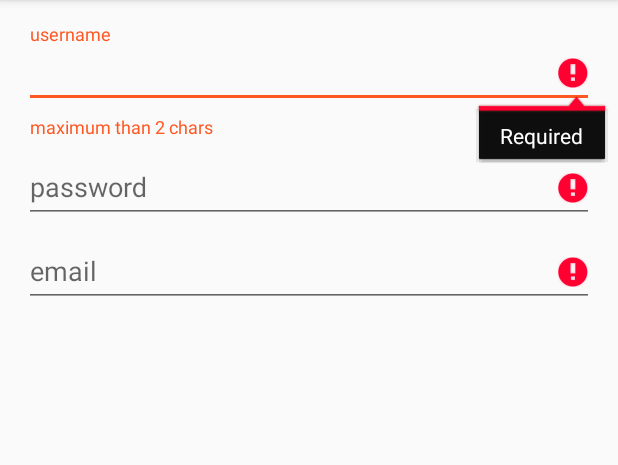
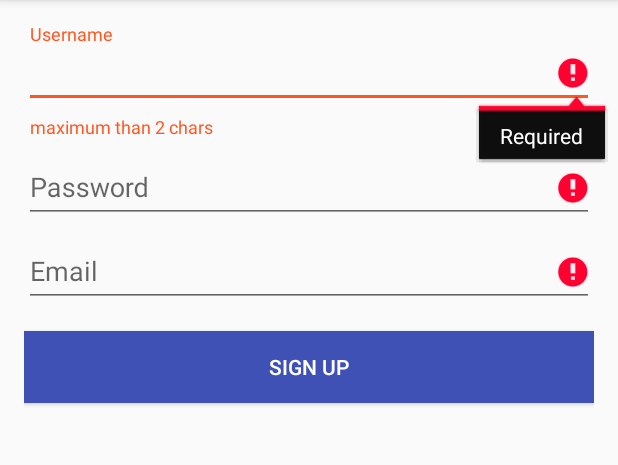
Before and after one commit to WeRockStar/Android-Floating-Label-Edit-Text, an Android app: the screen it shows after launch (MainActivity), on a phone screen of 412 x 824 dp, the part 84-549 px from its top. Run offline under Robolectric (Android 15) with nearby library versions, the phone set to English and light mode, and no system bars.

Commit message:
Add button

```diff
--- a/app/src/main/res/layout/activity_main.xml
+++ b/app/src/main/res/layout/activity_main.xml
@@ -42,7 +42,7 @@
                 android:id="@+id/edtUsername"
                 android:layout_width="match_parent"
                 android:layout_height="wrap_content"
-                android:hint="username"
+                android:hint="Username"
                 android:maxEms="10"
                 android:minEms="2" />
 
@@ -58,7 +58,7 @@
                 android:id="@+id/edtPassword"
                 android:layout_width="match_parent"
                 android:layout_height="wrap_content"
-                android:hint="password"
+                android:hint="Password"
                 android:inputType="textPassword"
                 android:maxEms="10"
                 android:minEms="2" />
@@ -75,12 +75,22 @@
                 android:id="@+id/edtEmail"
                 android:layout_width="match_parent"
                 android:layout_height="wrap_content"
-                android:hint="email"
+                android:hint="Email"
                 android:inputType="textEmailAddress"
                 android:maxEms="10"
                 android:minEms="2" />
 
         </android.support.design.widget.TextInputLayout>
+
+        <Button
+            android:id="@+id/btnSignup"
+            android:layout_width="match_parent"
+            android:layout_height="wrap_content"
+            android:layout_below="@id/inputEmailLayout"
+            android:layout_marginTop="16dp"
+            android:background="@color/colorPrimary"
+            android:text="Sign Up"
+            android:textColor="#fff" />
     </RelativeLayout>
 
 
```
